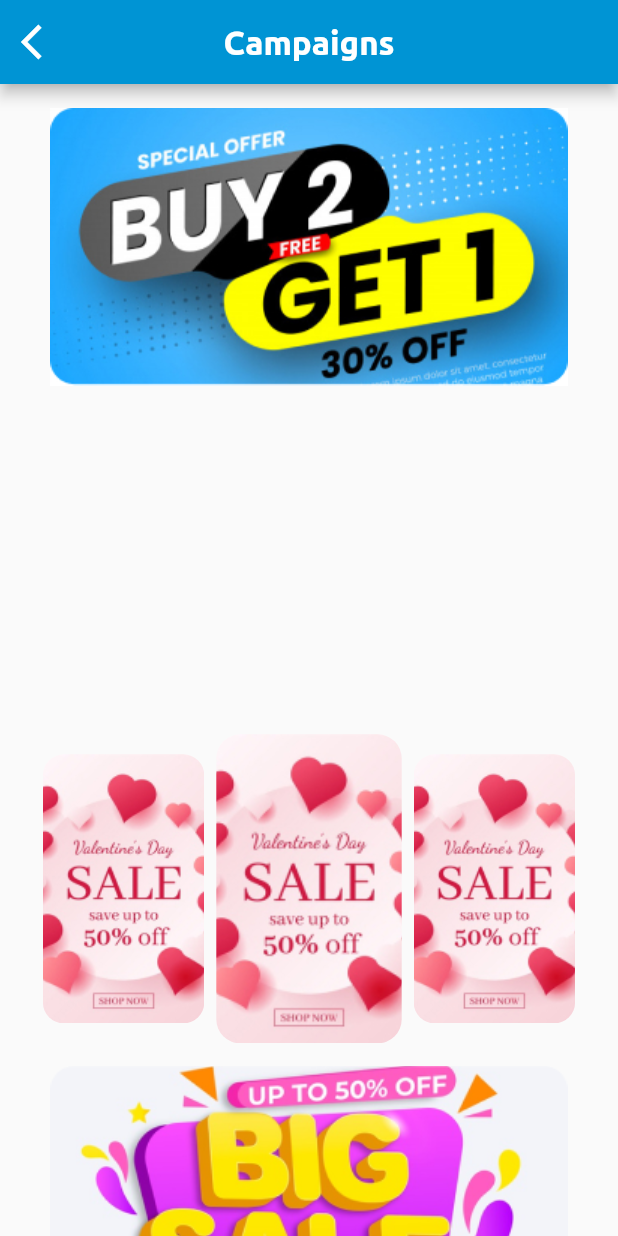
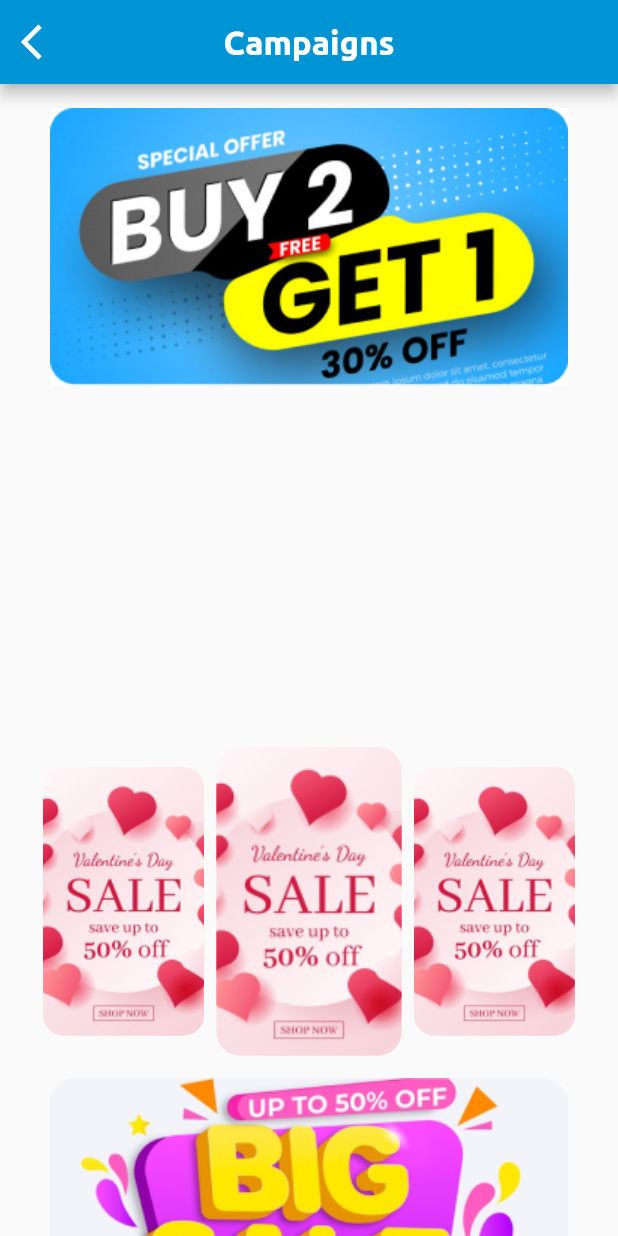
Before and after one commit to krishnabhadani06/utardia, a Flutter app: the CampaingScreen screen opened directly, on a phone screen of 412 x 824 dp. Run offline on Flutter 3.47's test engine with Material 2 defaults, Android fonts, the phone set to English and light mode, and no system bars; drawn by our look-alikes of carousel_slider; our stand-ins replace cached_network_image, country_picker, flutter_easyloading, flutter_image_slideshow, flutter_rating_bar, flutter_widget_from_html_core and 4 more; missing offline and left inert: flutter_inappwebview, image_picker_for_web, shared_preferences_web, steps_indicator; accounts and stored records are empty.

Commit message:
sllider changes

```diff
--- a/lib/main.dart
+++ b/lib/main.dart
@@ -8,6 +8,7 @@ import 'package:utardia/screen/authorization/registration/Bottomsheet/bottom_she
 import 'package:utardia/screen/authorization/registration/otp_verification/otp_verification_provider.dart';
 import 'package:utardia/screen/authorization/registration/registration_provider.dart';
 import 'package:utardia/screen/category/category_provider.dart';
+import 'package:utardia/screen/category/subCategory/subCategory_provider.dart';
 import 'package:utardia/screen/dashboard/campaigns/campaigns_provider.dart';
 import 'package:utardia/screen/dashboard/cart/cart_provider.dart';
 import 'package:utardia/screen/dashboard/change_password/chnage_password_provider.dart';
@@ -63,6 +64,7 @@ class MyApp extends StatelessWidget {
         ChangeNotifierProvider(create: (context) => MyCardProvider()),
         ChangeNotifierProvider(create: (context) => AddressProvider()),
         ChangeNotifierProvider(create: (context) => ViewAllCategoryProvider()),
+        ChangeNotifierProvider(create: (context) => SubCategoryProvider()),
       ],
       child: MaterialApp(
         navigatorKey: navigator,
--- a/lib/screen/authorization/login/Login_Api/login_Api.dart
+++ b/lib/screen/authorization/login/Login_Api/login_Api.dart
@@ -38,7 +38,6 @@ class SingInpApi {
         // "country_code": Provider.of<LoginProvider>(context, listen: false)
         //     .currentCountry!
         //     .phoneCode,
-
         "password": password,
         "identity_matrix": true.toString()
       };
--- a/lib/screen/category/category_provider.dart
+++ b/lib/screen/category/category_provider.dart
@@ -20,13 +20,9 @@ import 'package:utardia/util/pref_key.dart';
 
 class CategoryProvider extends ChangeNotifier {
   var selectedPageInd = 0;
-  var sale = 0;
-  var i = 0;
+
   PageController pageCon = PageController();
-  bool quntity = false;
-  bool showSelect = false;
   bool loader = false;
-  bool visibleicon = false;
 
   HomeCategoryProductApi? categoryProducts;
 
@@ -37,8 +33,6 @@ class CategoryProvider extends ChangeNotifier {
   List<String> wishListId = [];
   HomeCategoryApi? homeCategoryModel;
   List<HomeCategory> allHomeCategories = [];
-
-  Future<void> getCategory() async {}
 
   Future<void> init(String url) async {
     await homeCategoryProduct(url);
@@ -75,14 +69,14 @@ class CategoryProvider extends ChangeNotifier {
   }
 
   void onTapSubCategory(String url, int index) async {
-    getSubCategoryData(url.toString());
-    notifyListeners();
-    // getSubCategoriesProduct(url1.toString());
-    navigator.currentState!
-        .pushReplacement(MaterialPageRoute(builder: (context) {
-      return const SubCategoryScreen();
-    }));
-    notifyListeners();
+    // getSubCategoryData(url.toString());
+    // notifyListeners();
+    // // getSubCategoriesProduct(url1.toString());
+    // navigator.currentState!
+    //     .pushReplacement(MaterialPageRoute(builder: (context) {
+    //   return const SubCategoryScreen();
+    // }));
+    // notifyListeners();
   }
 
   void currentSelect(int num) {
@@ -170,4 +164,9 @@ class CategoryProvider extends ChangeNotifier {
       notifyListeners();
     }
   }
+
+  void onchangedIndex(int select) {
+    selectedPageInd = select;
+    notifyListeners();
+  }
 }
--- a/lib/screen/category/subCategory/subCategory.dart
+++ b/lib/screen/category/subCategory/subCategory.dart
@@ -29,7 +29,7 @@ class SubCategoryScreen extends StatelessWidget {
           },
         ),
         centerTitle: true,
-        title: const Text(Strings.productList, style: TextStyle(fontSize: 20)),
+        title: const Text("Sub Category", style: TextStyle(fontSize: 20)),
       ),
       body: Row(
         crossAxisAlignment: CrossAxisAlignment.start,
--- /dev/null
+++ b/lib/screen/category/subCategory/subCategory_provider.dart
@@ -0,0 +1,11 @@
+import 'package:flutter/material.dart';
+import 'package:utardia/common/helper.dart';
+import 'package:utardia/screen/category/subCategory/subCategory.dart';
+
+class SubCategoryProvider extends ChangeNotifier {
+  void onTapSubCategory() {
+    navigator.currentState!.push(MaterialPageRoute(builder: (context) {
+      return const SubCategoryScreen();
+    }));
+  }
+}
--- a/lib/screen/dashboard/home/widget/category_title.dart
+++ b/lib/screen/dashboard/home/widget/category_title.dart
@@ -1,4 +1,5 @@
 import 'package:flutter/material.dart';
+import 'package:utardia/common/helper.dart';
 import 'package:utardia/common/text_styles.dart';
 import 'package:utardia/util/color_res.dart';
 import 'package:utardia/util/string.dart';
--- a/lib/screen/dashboard/home/widget/imageSliderBottom.dart
+++ b/lib/screen/dashboard/home/widget/imageSliderBottom.dart
@@ -8,7 +8,8 @@ import 'package:utardia/util/image_res.dart';
 Widget sliderBottomHome({
   // required String imgPath,
   required BuildContext context,
-  required List<String> sliderImage,
+  required List<String> bannerImage,
+  // required List<String> sliderImage,
 }) {
   return ImageSlideshow(
     width: double.infinity,
@@ -21,7 +22,8 @@ Widget sliderBottomHome({
     },
     autoPlayInterval: 3000,
     isLoop: true,
-    children: sliderImage.map((e) {
+    // children: sliderImage.map((e) {
+    children: bannerImage.map((e) {
       return CachedNetworkImage(
         // imageUrl: 'https://picsum.photos/250?image=9',
         imageUrl: e.toString(),
--- a/lib/screen/dashboard/home/widget/slider.dart
+++ b/lib/screen/dashboard/home/widget/slider.dart
@@ -9,14 +9,13 @@ import 'package:utardia/util/image_res.dart';
 Widget sliderHome(
     {
     //required String imgPath,
-    required BuildContext context
-    // required BuildContext context,
-    }) {
+    required BuildContext context}) {
   final provider = Provider.of<HomeProvider>(context);
   return Column(
     children: [
       CarouselSlider.builder(
-        itemCount: provider.bannerData.length,
+        itemCount: provider.sliderData.length,
+        // itemCount: provider.bannerData.length,
         itemBuilder: (context, index, realIndex) {
           return Card(
             elevation: 2.0,
@@ -26,7 +25,8 @@ Widget sliderHome(
             child: ClipRRect(
               borderRadius: BorderRadius.circular(16.0),
               child: CachedNetworkImage(
-                imageUrl: provider.bannerData[index].photo.toString(),
+                imageUrl: provider.sliderData[index].photo.toString(),
+                // imageUrl: provider.bannerData[index].photo.toString(),
                 imageBuilder: (context, imageProvider) => Container(
                   decoration: BoxDecoration(
                     image: DecorationImage(
@@ -44,9 +44,9 @@ Widget sliderHome(
           );
         },
         options: CarouselOptions(
-          height: deviceHeight * 0.24,
-          aspectRatio: 16 / 9,
-          viewportFraction: 0.8,
+          height: deviceHeight * 0.25,
+          aspectRatio: 20 / 10,
+          viewportFraction: 0.9,
           initialPage: 0,
           enableInfiniteScroll: true,
           reverse: false,
--- a/lib/screen/order/order_details/widget/order_details_cart.dart
+++ b/lib/screen/order/order_details/widget/order_details_cart.dart
@@ -57,11 +57,6 @@ class OrderDetailsCart extends StatelessWidget {
                         margin: const EdgeInsets.only(left: 4.0, right: 4.0),
                         height: deviceHeight * 0.16,
                         width: deviceWidth * 0.20,
-                        // color: Colors.amber,
-                        //  decoration: BoxDecoration(
-                        //    borderRadius: BorderRadius.circular(8),
-                        //    color: Colors.amber
-                        //  ),
                         child: Image.network(
                           provider.orderModel.data![i].productDetail![i]
                               .thumbnailImage
--- a/lib/screen/order/widget/order_center.dart
+++ b/lib/screen/order/widget/order_center.dart
@@ -94,7 +94,7 @@ class OrderCenter extends StatelessWidget {
                                       Container(
                                         height: 25,
                                         width: 38,
-                                        padding: EdgeInsets.symmetric(
+                                        padding: const EdgeInsets.symmetric(
                                             horizontal: 2.0),
                                         decoration: BoxDecoration(
                                           borderRadius:
@@ -107,7 +107,7 @@ class OrderCenter extends StatelessWidget {
                                         child: Center(
                                             child: Row(
                                           children: [
-                                            Icon(
+                                            const Icon(
                                               Icons.star,
                                               color: Colors.white,
                                               size: 18.0,
```
Also changed, not shown: lib/screen/category/category_screen.dart (+15 -8 lines), lib/screen/category/widget/category_right.dart (+20 -14 lines), lib/screen/dashboard/home/home_provider.dart (+27 -0 lines), lib/screen/dashboard/home/widget/home_bottom.dart (+15 -1 lines), lib/screen/dashboard/home/widget/home_top.dart (+5 -5 lines), lib/screen/dashboard/view_all_category/view_screen_provider.dart (+4 -4 lines).
